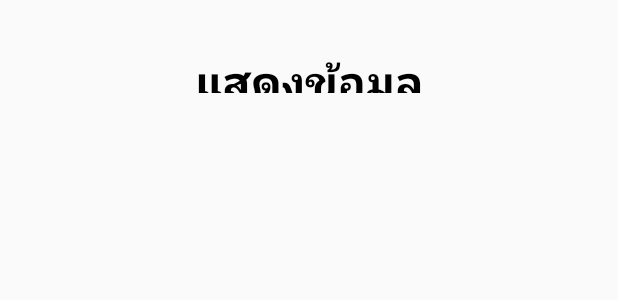
After one commit to RuengCode/CloneGrabUI, an Android app: the layout activity_show.xml on its own in the app's theme, with its tools: preview values and no code run, on a phone screen of 412 x 824 dp. The commit adds this screen. Shown: the top 300 px of the screen. Run offline under Robolectric (Android 15) with nearby library versions, the phone set to English and light mode, and no system bars; Roboto replaces fonts that are not available here.

Commit message:
- feat : add data and show data

```diff
--- a/app/build.gradle
+++ b/app/build.gradle
@@ -46,7 +46,8 @@ dependencies {
     implementation 'wu.seal.jsontokotlin:library:3.6.1'
     implementation 'com.amitshekhar.android:android-networking:1.0.2'
     implementation 'com.google.code.gson:gson:2.8.9'
-    implementation 'org.jetbrains.anko:anko:0.10.8'
+    implementation 'com.github.sujithkanna:smileyrating:2.0.0'
+    implementation 'com.stepstone.apprating:app-rating:2.3.1'
 
 
 }
--- a/app/src/main/AndroidManifest.xml
+++ b/app/src/main/AndroidManifest.xml
@@ -13,6 +13,9 @@
         android:supportsRtl="true"
         android:theme="@style/Theme.CloneGrab">
         <activity
+            android:name=".ShowActivity"
+            android:exported="false" />
+        <activity
             android:name=".Test1Activity"
             android:exported="false" />
         <activity
@@ -21,7 +24,6 @@
         <activity
             android:name=".ListFood"
             android:exported="false" />
-
         <activity
             android:name=".MainActivity"
             android:exported="true">
--- a/app/src/main/java/com/example/clonegrab/MainActivity.kt
+++ b/app/src/main/java/com/example/clonegrab/MainActivity.kt
@@ -46,5 +46,10 @@ class MainActivity : AppCompatActivity() {
         imageSlider.startAutoCycle()
     }
 
+    fun rattingStar(item: android.view.MenuItem) {
+        val intent = Intent(this, RattingActivity::class.java)
+        startActivity(intent)
+    }
+
 
 }
--- a/app/src/main/java/com/example/clonegrab/adapter/UserAdapter1.kt
+++ b/app/src/main/java/com/example/clonegrab/adapter/UserAdapter1.kt
@@ -25,7 +25,6 @@ class UserAdapter1(val context: Context, val items: ArrayList<UserModelClass1>)
     override fun onBindViewHolder(holder: UserAdapter1.ViewHolder, position: Int) {
         val item = items.get(position)
 
-
         holder.nameFood.text = item.name
         holder.desFood.text = item.description
         holder.priceFood.text = item.price.toString()
@@ -45,7 +44,6 @@ class UserAdapter1(val context: Context, val items: ArrayList<UserModelClass1>)
         val nameFood = view.findViewById<TextView>(R.id.nameFood)
         val priceFood = view.findViewById<TextView>(R.id.priceFood)
         val desFood = view.findViewById<TextView>(R.id.desFood)
-
         val imgFood = view.findViewById<ImageView>(R.id.imgFood)
 
     }
--- /dev/null
+++ b/app/src/main/res/layout/activity_show.xml
@@ -0,0 +1,49 @@
+<?xml version="1.0" encoding="utf-8"?>
+<androidx.constraintlayout.widget.ConstraintLayout xmlns:android="http://schemas.android.com/apk/res/android"
+    xmlns:app="http://schemas.android.com/apk/res-auto"
+    xmlns:tools="http://schemas.android.com/tools"
+    android:layout_width="match_parent"
+    android:layout_height="match_parent"
+    tools:context=".ShowActivity">
+
+    <TextView
+        android:id="@+id/textView3"
+        android:layout_width="wrap_content"
+        android:layout_height="30dp"
+        android:layout_marginTop="32dp"
+        android:fontFamily="@font/itim"
+        android:text="แสดงข้อมูล"
+        android:textColor="@color/black"
+        android:textSize="30dp"
+        android:textStyle="bold"
+        app:layout_constraintEnd_toEndOf="parent"
+        app:layout_constraintStart_toStartOf="parent"
+        app:layout_constraintTop_toTopOf="parent" />
+
+    <TextView
+        android:id="@+id/txtUsername"
+        android:layout_width="174dp"
+        android:fontFamily="@font/itim"
+        android:textSize="18dp"
+        android:textColor="@color/black"
+        android:layout_height="21dp"
+        android:layout_marginTop="28dp"
+        app:layout_constraintEnd_toEndOf="parent"
+        app:layout_constraintHorizontal_bias="0.497"
+        app:layout_constraintStart_toStartOf="parent"
+        app:layout_constraintTop_toBottomOf="@+id/textView3" />
+
+    <TextView
+        android:id="@+id/txtDetail"
+        android:layout_width="174dp"
+        android:layout_height="21dp"
+        android:fontFamily="@font/itim"
+        android:textSize="18dp"
+        android:textColor="@color/black"
+        android:layout_marginTop="12dp"
+        app:layout_constraintEnd_toEndOf="parent"
+        app:layout_constraintHorizontal_bias="0.497"
+        app:layout_constraintStart_toStartOf="parent"
+        app:layout_constraintTop_toBottomOf="@+id/txtUsername" />
+
+</androidx.constraintlayout.widget.ConstraintLayout>
--- a/app/src/main/res/menu/bottom_navigation_menu.xml
+++ b/app/src/main/res/menu/bottom_navigation_menu.xml
@@ -8,6 +8,7 @@
     <item
         android:id="@+id/page_2"
         android:enabled="true"
+        android:onClick="rattingStar"
         android:icon="@drawable/list"
         android:title="@string/list"/>
     <item
```
Also changed, not shown: app/src/main/java/com/example/clonegrab/RattingActivity.kt (+37 -0 lines), app/src/main/java/com/example/clonegrab/ShowActivity.kt (added, +23 -0 lines), app/src/main/res/layout/activity_ratting.xml (+8 -12 lines), app/src/main/res/layout/item_view2.xml (+67 -22 lines).
